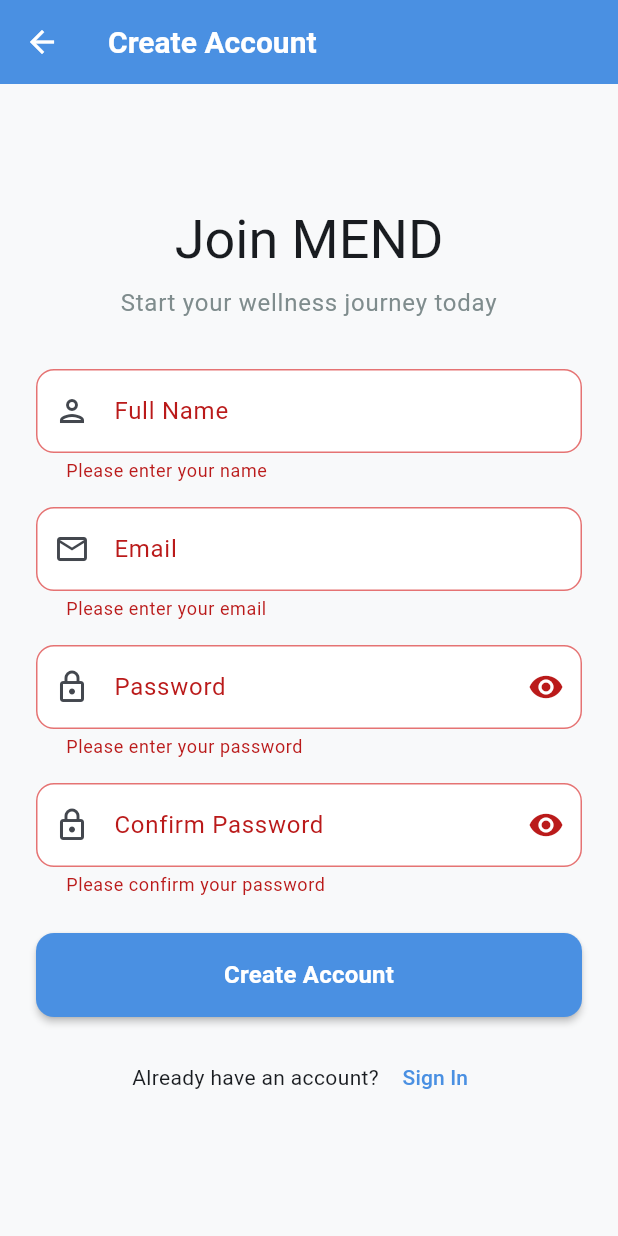
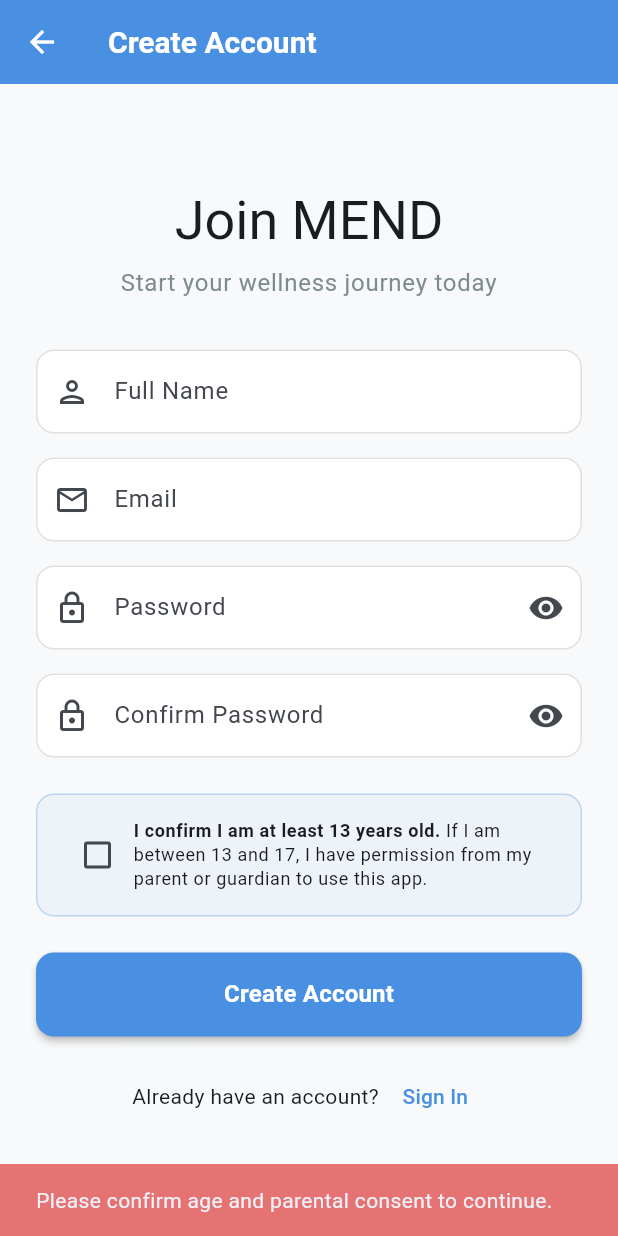
Before and after one commit to RohanM007/Mend, a Flutter app: the RegisterScreen screen opened directly, after a tap on "Create Account", on a phone screen of 412 x 824 dp. Run offline on Flutter 3.47's test engine with Material 3 defaults, Android fonts, the phone set to English and light mode, and no system bars; our stand-ins replace cloud_firestore, firebase_auth, firebase_core, fl_chart, flutter_local_notifications, google_fonts and 2 more; accounts and stored records are empty; generated files the repository leaves out were written again.

Commit message:
Updated register screen

```diff
--- a/Mend/mend/lib/screens/auth/register_screen.dart
+++ b/Mend/mend/lib/screens/auth/register_screen.dart
@@ -21,6 +21,7 @@ class _RegisterScreenState extends State<RegisterScreen> {
   final _confirmPasswordController = TextEditingController();
   bool _isPasswordVisible = false;
   bool _isConfirmPasswordVisible = false;
+  bool _hasParentalConsent = false; // 👈 New field
 
   @override
   void dispose() {
@@ -32,6 +33,17 @@ class _RegisterScreenState extends State<RegisterScreen> {
   }
 
   Future<void> _handleRegister() async {
+    // 👇 Check parental consent first
+    if (!_hasParentalConsent) {
+      ScaffoldMessenger.of(context).showSnackBar(
+        SnackBar(
+          content: const Text('Please confirm age and parental consent to continue.'),
+          backgroundColor: AppConstants.errorColor,
+        ),
+      );
+      return;
+    }
+
     if (_formKey.currentState!.validate()) {
       final authProvider = Provider.of<AuthProvider>(context, listen: false);
 
@@ -187,6 +199,50 @@ class _RegisterScreenState extends State<RegisterScreen> {
                   },
                 ),
 
+                // 👇 Parental Consent Checkbox
+                const SizedBox(height: AppConstants.paddingLarge),
+                Container(
+                  padding: const EdgeInsets.all(AppConstants.paddingMedium),
+                  decoration: BoxDecoration(
+                    color: AppConstants.primaryColor.withValues(alpha: 0.06),
+                    borderRadius: BorderRadius.circular(AppConstants.radiusMedium),
+                    border: Border.all(
+                      color: AppConstants.primaryColor.withValues(alpha: 0.3),
+                    ),
+                  ),
+                  child: Row(
+                    crossAxisAlignment: CrossAxisAlignment.start,
+                    children: [
+                      Checkbox(
+                        value: _hasParentalConsent,
+                        onChanged: (value) {
+                          setState(() {
+                            _hasParentalConsent = value ?? false;
+                          });
+                        },
+                        activeColor: AppConstants.primaryColor,
+                      ),
+                      Expanded(
+                        child: Text.rich(
+                          TextSpan(
+                            style: Theme.of(context).textTheme.bodySmall,
+                            children: [
+                              TextSpan(
+                                text: 'I confirm I am at least 13 years old. ',
+                                style: const TextStyle(fontWeight: FontWeight.w600),
+                              ),
+                              TextSpan(
+                                text: 'If I am between 13 and 17, I have permission from my parent or guardian to use this app.',
+                              ),
+                            ],
+                          ),
+                          textAlign: TextAlign.start,
+                        ),
+                      ),
+                    ],
+                  ),
+                ),
+
                 const SizedBox(height: AppConstants.paddingLarge),
 
                 // Register button
```
